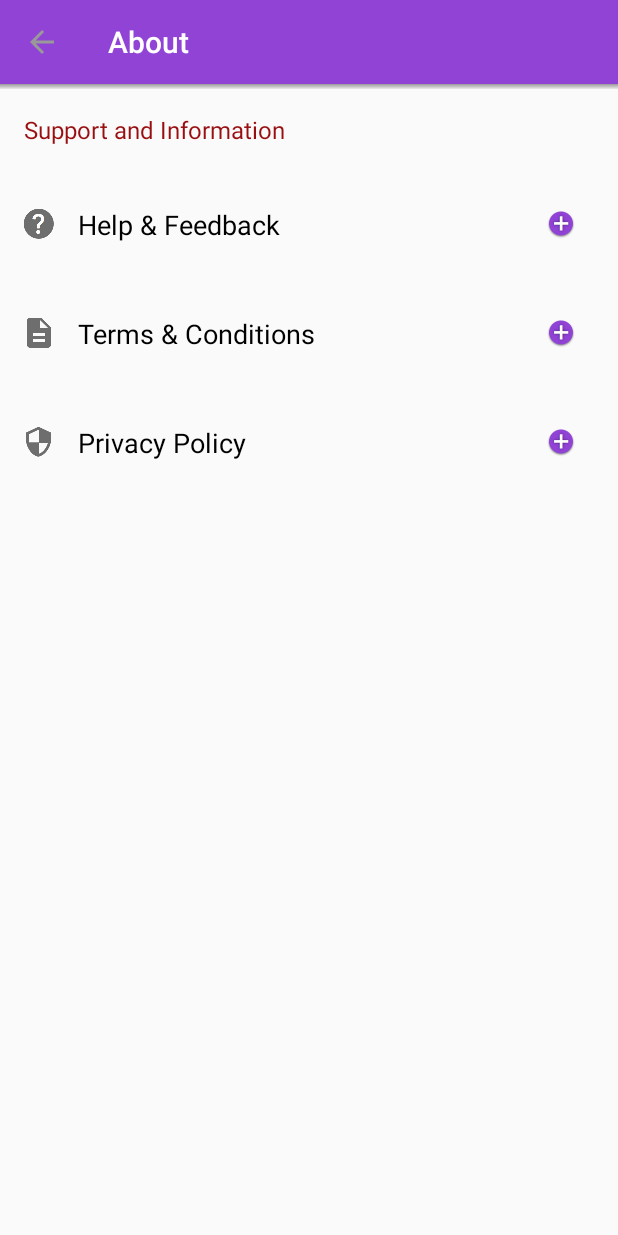
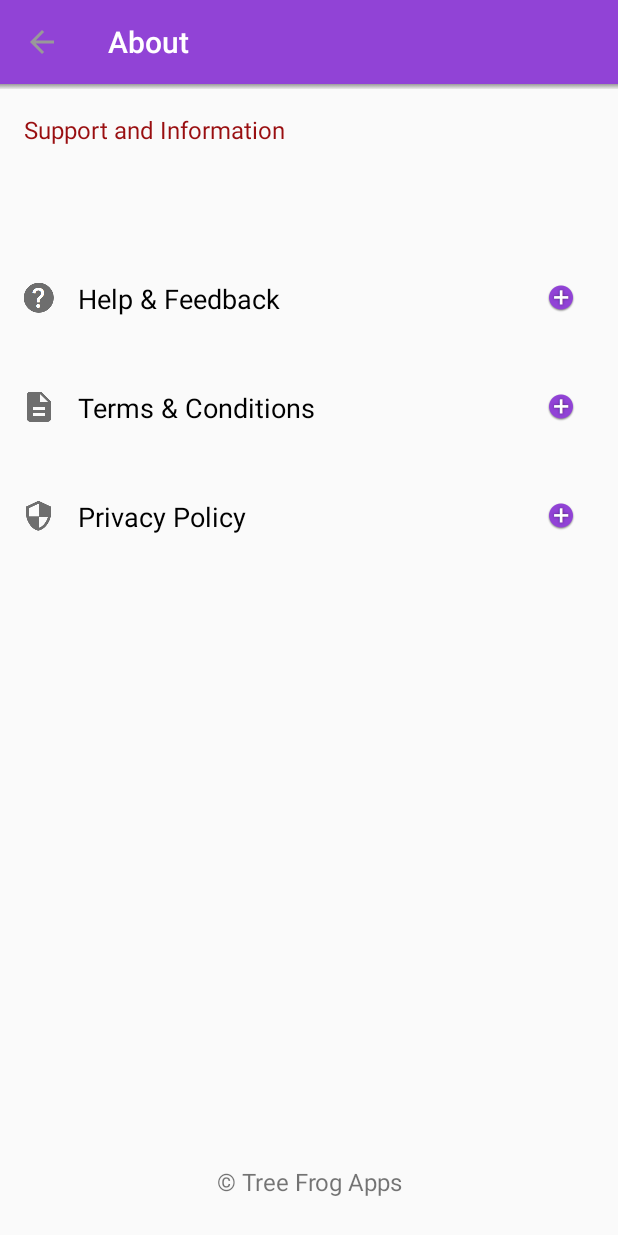
Before and after one commit to TreeFrogApps/ChaChingExchange, an Android app: the AboutActivity screen opened directly, with no data from a screen before it, on a phone screen of 412 x 824 dp. Run offline under Robolectric (Android 15) with nearby library versions, the phone set to English and light mode, and no system bars.

Commit message:
about - text update

```diff
--- a/app/src/main/res/layout/activity_about.xml
+++ b/app/src/main/res/layout/activity_about.xml
@@ -14,22 +14,33 @@
 
     <TextView
         android:layout_width="wrap_content"
-        android:layout_height="wrap_content"
+        android:layout_height="0dp"
+        android:layout_weight="1"
         android:layout_marginTop="@dimen/activity_horizontal_margin"
         android:layout_marginLeft="@dimen/activity_vertical_margin"
         android:text="@string/support_information"
         android:textAlignment="gravity"
         android:textColor="@color/myRed"
-        android:textSize="16sp" />
+        android:textSize="@dimen/text_bigger" />
 
     <ExpandableListView
         android:id="@+id/expandableListView"
         android:groupIndicator="@null"
         android:layout_marginTop="@dimen/activity_horizontal_margin"
         android:layout_width="fill_parent"
-        android:layout_height="wrap_content"
+        android:layout_height="0dp"
+        android:layout_weight="8"
         android:divider="@null"
         android:dividerHeight="0dp">
     </ExpandableListView>
 
+    <TextView
+        android:gravity="center_horizontal|center_vertical"
+        android:layout_marginTop="16dp"
+        android:layout_width="fill_parent"
+        android:layout_height="0dp"
+        android:layout_weight="1"
+        android:text="@string/tree_frog_apps"
+        android:textSize="@dimen/text_bigger"/>
+
 </LinearLayout>
--- a/app/src/main/res/values/strings.xml
+++ b/app/src/main/res/values/strings.xml
@@ -78,5 +78,6 @@
         Cha-Ching Exchange does not collect or use any personal information
 
     </string>
+    <string name="tree_frog_apps">\u00a9 Tree Frog Apps</string>
 
 </resources>
```
